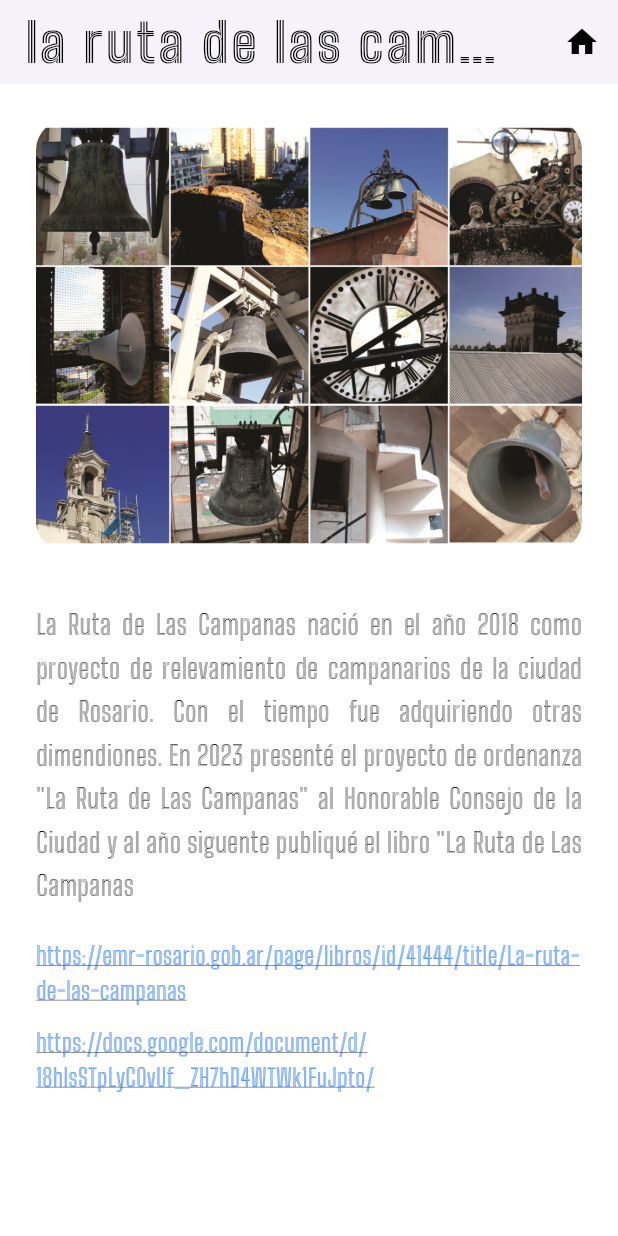
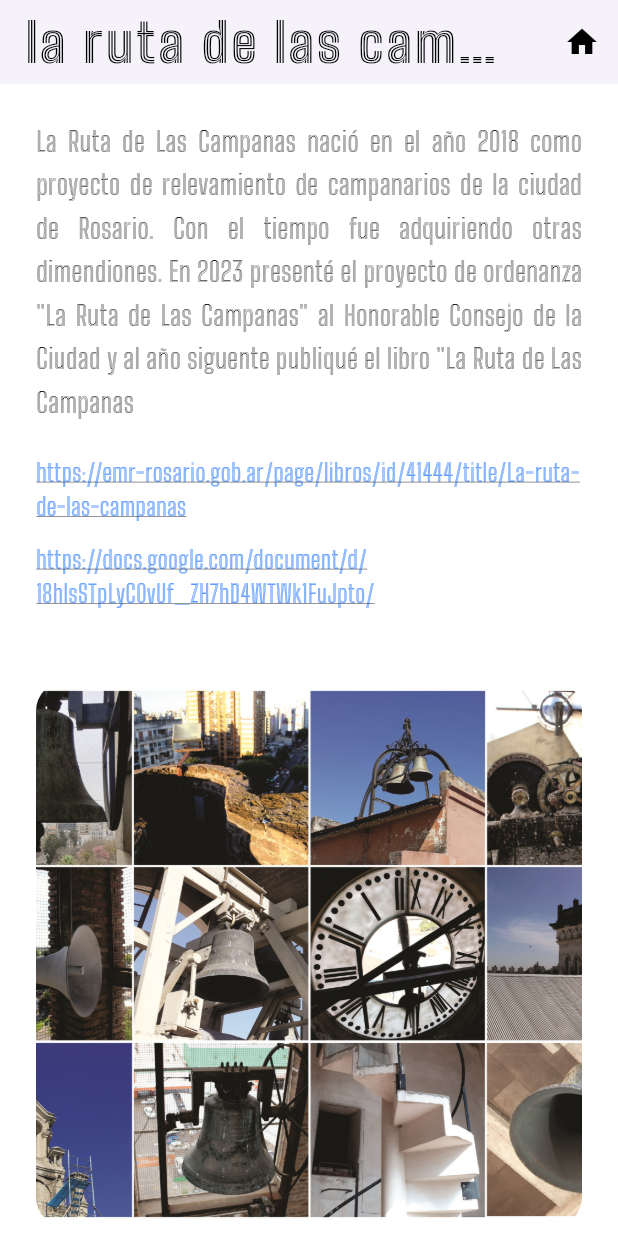
Before and after one commit to JiDomusic/emi_arias, a Flutter app: the screen it shows after launch, after a tap on "la ruta de las campanas", on a phone screen of 412 x 824 dp. Run offline on Flutter 3.47's test engine with Material 3 defaults, Android fonts, the phone set to English and light mode, and no system bars; our stand-ins replace cloud_firestore, firebase_auth, firebase_core, font_awesome_flutter, just_audio; accounts and stored records are empty.

Commit message:
arreglo mas grnades ver que

```diff
--- a/lib/main.dart
+++ b/lib/main.dart
@@ -47,7 +47,7 @@ class EmilianaAriasApp extends StatelessWidget {
             letterSpacing: 2,
           ),
           bodyLarge: TextStyle(
-            fontSize: 28,
+            fontSize: 38,
             color: Colors.black,
             letterSpacing: 1.5,
           ),
@@ -68,7 +68,6 @@ class HomePage extends StatelessWidget {
   @override
   Widget build(BuildContext context) {
     final screenWidth = MediaQuery.of(context).size.width;
-
     return Scaffold(
       appBar: AppBar(
         title: const Text(
@@ -99,7 +98,7 @@ class HomePage extends StatelessWidget {
           return Stack(
             children: [
               const _MainContent(),
-              if (isWide) const _DecorativeOverlay(),
+              _DecorativeOverlay(isVisible: isWide),
             ],
           );
         },
@@ -114,7 +113,7 @@ class _MainContent extends StatelessWidget {
   @override
   Widget build(BuildContext context) {
     return SingleChildScrollView(
-      padding: const EdgeInsets.symmetric(vertical: 30, horizontal: 12),
+      padding: const EdgeInsets.symmetric(vertical: 10, horizontal: 4),
       child: Column(
         children: [
           _buildSection(const ProjectSection(
@@ -183,7 +182,7 @@ class _MainContent extends StatelessWidget {
             projectId: '',
           )),
           _buildSection(const ContactLinks()),
-          const SizedBox(height: 20),
+          const SizedBox(height: 30),
         ],
       ),
     );
@@ -205,7 +204,7 @@ class _WhiteBackgroundSection extends StatelessWidget {
   Widget build(BuildContext context) {
     return Container(
       color: Colors.white,
-      padding: const EdgeInsets.all(12),
+      padding: const EdgeInsets.all(25),
       child: child,
     );
   }
@@ -251,14 +250,18 @@ class _DecorativeImageState extends State<_DecorativeImage> {
         _playSound();
       },
       onExit: (_) => setState(() => _hovering = false),
+      child: AnimatedOpacity(
+        opacity: _hovering ? 1.0 : 0.7,
+        duration: const Duration(milliseconds: 300),
         child: AnimatedScale(
-        scale: _hovering ? 1.1 : 1.0,
-        duration: const Duration(milliseconds: 300),
-        curve: Curves.easeInOut,
+          scale: _hovering ? 1.4 : 1.7,
+          duration: const Duration(milliseconds: 100),
+          curve: Curves.linear,
           child: SizedBox(
-          width: 90,
-          height: 90,
-          child: Image.asset(widget.imagePath, fit: BoxFit.cover),
+            width: 95,
+            height: 95,
+            child: Image.asset(widget.imagePath, fit: BoxFit.fill),
+          ),
         ),
       ),
     );
@@ -266,24 +269,30 @@ class _DecorativeImageState extends State<_DecorativeImage> {
 }
 
 class _DecorativeOverlay extends StatelessWidget {
-  const _DecorativeOverlay();
+  final bool isVisible;
+  const _DecorativeOverlay({required this.isVisible});
 
   @override
   Widget build(BuildContext context) {
-    return IgnorePointer(
+    if (!isVisible) return const SizedBox.shrink(); // Mejor performance
+    return AnimatedOpacity(
+      opacity: isVisible ? 1.0 : 0.0,
+      duration: const Duration(milliseconds: 800),
+      child: IgnorePointer(
+        ignoring: !isVisible,
         child: Stack(
-        children: const [
+          children: [
             Positioned(
-            top: 50,
-            left: 600,
+              top: 40,
+              left: 520,
               child: _DecorativeImage(
                 imagePath: 'assets/images/campanas.jpg',
                 audioPath: 'assets/audio/campana2.mp3',
               ),
             ),
             Positioned(
-            top: 200,
-            right: 600,
+              top: 150,
+              right: 500,
               child: _DecorativeImage(
                 imagePath: 'assets/images/lutheria.jpg',
                 audioPath: 'assets/audio/lutheria2.mp3',
@@ -298,8 +307,8 @@ class _DecorativeOverlay extends StatelessWidget {
               ),
             ),
             Positioned(
-            bottom: 400,
-            right: 600,
+              bottom: 350,
+              right: 500,
               child: _DecorativeImage(
                 imagePath: 'assets/images/zoomorfopreformance.jpg',
                 audioPath: 'assets/audio/performance2.mp3',
@@ -307,6 +316,7 @@ class _DecorativeOverlay extends StatelessWidget {
             ),
           ],
         ),
+      ),
     );
   }
 }
--- a/lib/project_detail.dart
+++ b/lib/project_detail.dart
@@ -69,8 +69,6 @@ class _ProjectDetailState extends State<ProjectDetail> {
 
   @override
   Widget build(BuildContext context) {
-    final screenWidth = MediaQuery.of(context).size.width;
-
     return Scaffold(
       backgroundColor: Colors.white,
       appBar: AppBar(
@@ -154,18 +152,10 @@ class _ProjectDetailState extends State<ProjectDetail> {
           child: Column(
             mainAxisAlignment: MainAxisAlignment.center,
             children: [
-              AspectRatio(
-                aspectRatio: 19 / 15,
-                child: ClipRRect(
-                  borderRadius: BorderRadius.circular(20),
-                  child: Image.asset(
-                    imagePath,
-                    fit: BoxFit.cover,
-                    width: double.infinity,
-                  ),
-                ),
-              ),
-              const SizedBox(height: 35),
+              // Contenido de texto y links arriba
+              Column(
+                crossAxisAlignment: CrossAxisAlignment.start,
+                children: [
                   Text(
                     description,
                     textAlign: TextAlign.justify,
@@ -203,6 +193,22 @@ class _ProjectDetailState extends State<ProjectDetail> {
                         );
                       }).toList(),
                     ),
+                  const SizedBox(height: 35),
+                ],
+              ),
+
+              // Imagen abajo
+              AspectRatio(
+                aspectRatio: isSmallScreen ? 1 : 19 / 15,
+                child: ClipRRect(
+                  borderRadius: BorderRadius.circular(20),
+                  child: Image.asset(
+                    imagePath,
+                    fit: BoxFit.cover,
+                    width: double.infinity,
+                  ),
+                ),
+              ),
             ],
           ),
         ),
--- a/pubspec.yaml
+++ b/pubspec.yaml
@@ -52,6 +52,7 @@ dependencies:
 
 
 
+
   # The following adds the Cupertino Icons font to your application.
   # Use with the CupertinoIcons class for iOS style icons.
   cupertino_icons: ^1.0.8
@@ -89,8 +90,11 @@ flutter:
   # To add assets to your application, add an assets section, like this:
   assets:
     - assets/images/
+    - assets/audio/campana2.mp3
+    - assets/audio/lutheria2.mp3
+    - assets/audio/percusion2.mp3
+    - assets/audio/performance2.mp3
 
-    - assets/audio/
 
 
   #   - images/a_dot_ham.jpeg
```
Also changed, not shown: pubspec.lock, 53 other files. Lines whose indentation alone changed are shown as unchanged.
